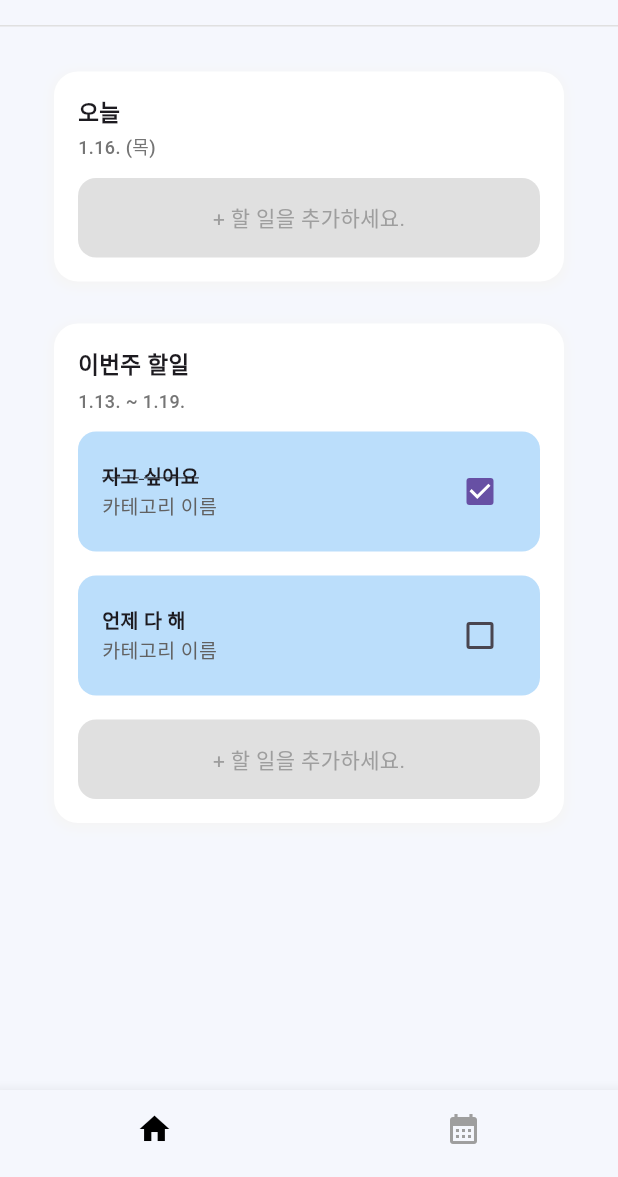
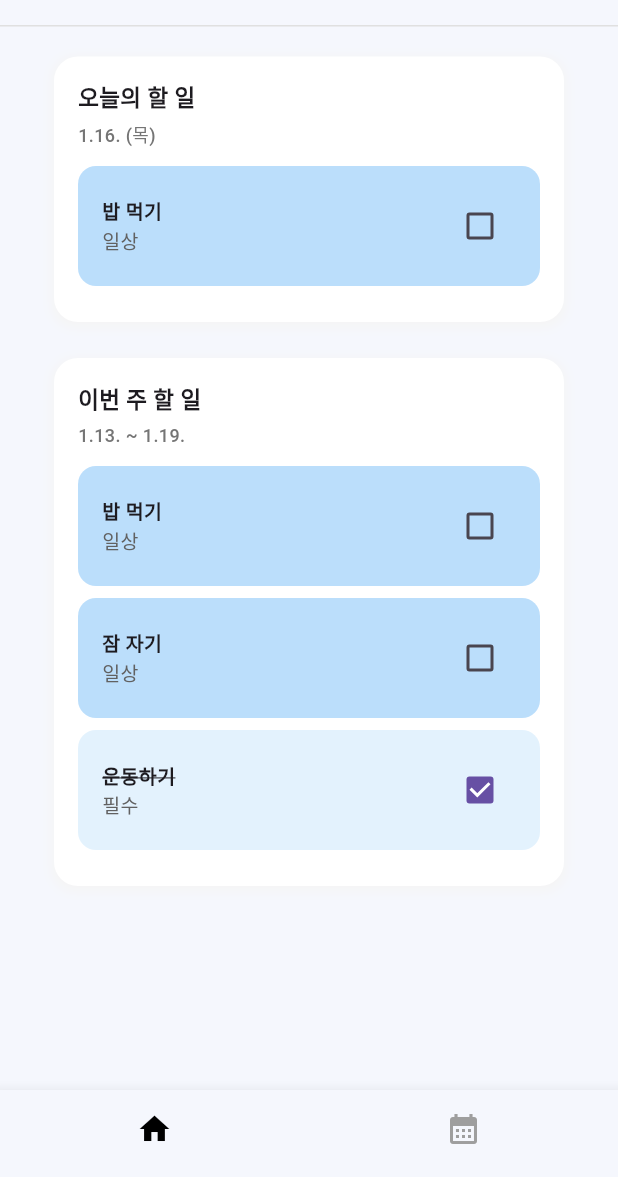
Before and after one commit to Team-TodoTodoTo/frontend, a Flutter app: the screen it shows after launch, on a phone screen of 412 x 824 dp, the part 59-1236 px from its top. Run offline on Flutter 3.47's test engine with Material 3 defaults, Android fonts, the phone set to English and light mode, and no system bars; our stand-ins replace get, table_calendar.

Commit message:
refactor: 투두, 카테고리 데이터 형식 변경

```diff
--- a/lib/src/screens/todo/index.dart
+++ b/lib/src/screens/todo/index.dart
@@ -1,6 +1,7 @@
 import 'package:flutter/material.dart';
 import '../../widgets/section_container.dart';
-import '../../widgets/modal/add_todo.dart';
+import '../../shared/category_data.dart';
+import '../../shared/todo_data.dart';
 
 class TodoIndex extends StatefulWidget {
   const TodoIndex({super.key});
@@ -10,32 +11,12 @@ class TodoIndex extends StatefulWidget {
 }
 
 class _TodoIndexState extends State<TodoIndex> {
-  List<Map<String, dynamic>> tasks = [
-    {"title": "자고 싶어요", "subtitle": "카테고리 이름", "isChecked": true},
-    {"title": "언제 다 해", "subtitle": "카테고리 이름", "isChecked": false},
-  ];
+  late List<Map<String, dynamic>> todos;
 
-  void _toggleTask(int index) {
-    setState(() {
-      tasks[index]['isChecked'] = !tasks[index]['isChecked'];
-    });
-  }
-
-  void _showAddTaskModal() {
-    showDialog(
-      context: context,
-      builder: (context) => AddTodo(
-        onAdd: (title, category, date) {
-          setState(() {
-            tasks.add({
-              "title": title,
-              "subtitle": category,
-              "isChecked": false,
-            });
-          });
-        },
-      ),
-    );
+  @override
+  void initState() {
+    super.initState();
+    todos = List<Map<String, dynamic>>.from(todoList);
   }
 
   @override
@@ -43,38 +24,43 @@ class _TodoIndexState extends State<TodoIndex> {
     return ListView(
       padding: const EdgeInsets.all(16),
       children: [
-        Padding(
-          padding: const EdgeInsets.only(bottom: 20, top: 10), // 간격 추가
-          child: SectionContainer(
-            title: "오늘",
-            date: "1.16. (목)",
-            children: [_buildAddTaskButton()],
-          ),
+        SectionContainer(
+          title: "오늘의 할 일",
+          date: "1.16. (목)",
+          children: _buildTaskList("2025-01-16"),
         ),
+        const SizedBox(height: 16),
         SectionContainer(
-          title: "이번주 할일",
+          title: "이번 주 할 일",
           date: "1.13. ~ 1.19.",
-          children: [
-            ...tasks.asMap().entries.map((entry) {
-              int index = entry.key;
-              var task = entry.value;
-              return _buildTaskItem(
-                  index, task["title"], task["subtitle"], task["isChecked"]);
-            }),
-            _buildAddTaskButton(),
-          ],
+          children: _buildTaskListForWeek(["2025-01-16", "2025-01-18"]),
         ),
       ],
     );
   }
 
-  Widget _buildTaskItem(
-      int index, String title, String subtitle, bool isChecked) {
+  List<Widget> _buildTaskList(String date) {
+    final filteredTodos = todos.where((todo) => todo['date'] == date).toList();
+    return filteredTodos.map((task) => _buildTaskItem(task)).toList();
+  }
+
+  List<Widget> _buildTaskListForWeek(List<String> dates) {
+    final filteredTodos =
+        todos.where((todo) => dates.contains(todo['date'])).toList();
+    return filteredTodos.map((task) => _buildTaskItem(task)).toList();
+  }
+
+  Widget _buildTaskItem(Map<String, dynamic> task) {
+    final category = categoryList.firstWhere(
+      (cat) => cat['id'] == task['categoryId'],
+      orElse: () => {"title": "알 수 없음"},
+    );
+
     return Container(
-      margin: const EdgeInsets.only(bottom: 16),
+      margin: const EdgeInsets.only(bottom: 8),
       padding: const EdgeInsets.all(16),
       decoration: BoxDecoration(
-        color: Colors.blue.shade100,
+        color: task["isCompleted"] ? Colors.blue.shade50 : Colors.blue.shade100,
         borderRadius: BorderRadius.circular(12),
       ),
       child: Row(
@@ -84,26 +70,26 @@ class _TodoIndexState extends State<TodoIndex> {
               crossAxisAlignment: CrossAxisAlignment.start,
               children: [
                 Text(
-                  title,
+                  task["todo"],
                   style: TextStyle(
                     fontWeight: FontWeight.bold,
                     fontSize: 13,
-                    decoration: isChecked
+                    decoration: task["isCompleted"]
                         ? TextDecoration.lineThrough
                         : TextDecoration.none,
                   ),
                 ),
                 Text(
-                  subtitle,
+                  category["title"],
                   style: TextStyle(fontSize: 13, color: Colors.grey.shade700),
                 ),
               ],
             ),
           ),
           Checkbox(
-            value: isChecked,
+            value: task["isCompleted"] ?? false,
             onChanged: (value) {
-              _toggleTask(index);
+              _toggleTaskCompletion(task);
             },
           ),
         ],
@@ -111,26 +97,15 @@ class _TodoIndexState extends State<TodoIndex> {
     );
   }
 
-  Widget _buildAddTaskButton() {
-    return Material(
-      color: Colors.transparent, // 배경 투명 설정
-      child: InkWell(
-        onTap: _showAddTaskModal,
-        borderRadius: BorderRadius.circular(12), // 클릭 이펙트를 버튼 모양에 맞춤
-        splashColor: Colors.blue.shade200, // 클릭 시 물결 효과 색상
-        highlightColor: Colors.blue.shade50, // 클릭 시 강조 색상
-        child: Container(
-          width: double.infinity,
-          padding: const EdgeInsets.all(16),
-          decoration: BoxDecoration(
-            color: Colors.grey.shade300,
-            borderRadius: BorderRadius.circular(12),
-          ),
-          child: const Center(
-            child: Text("+ 할 일을 추가하세요.", style: TextStyle(color: Colors.grey)),
-          ),
-        ),
-      ),
-    );
+  void _toggleTaskCompletion(Map<String, dynamic> task) {
+    setState(() {
+      final index = todos.indexWhere((t) => t == task);
+      if (index != -1) {
+        todos[index] = {
+          ...task,
+          "isCompleted": !task["isCompleted"],
+        };
+      }
+    });
   }
 }
```
Also changed, not shown: lib/src/screens/calendar/calendar_screen.dart (+47 -16 lines).
